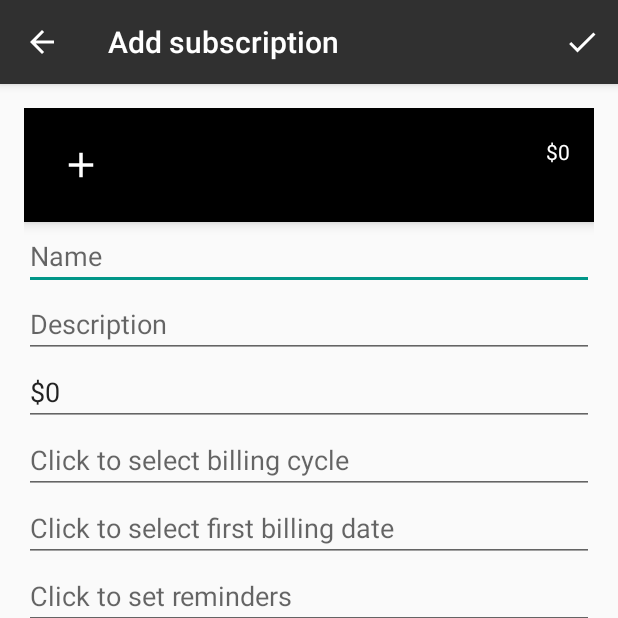
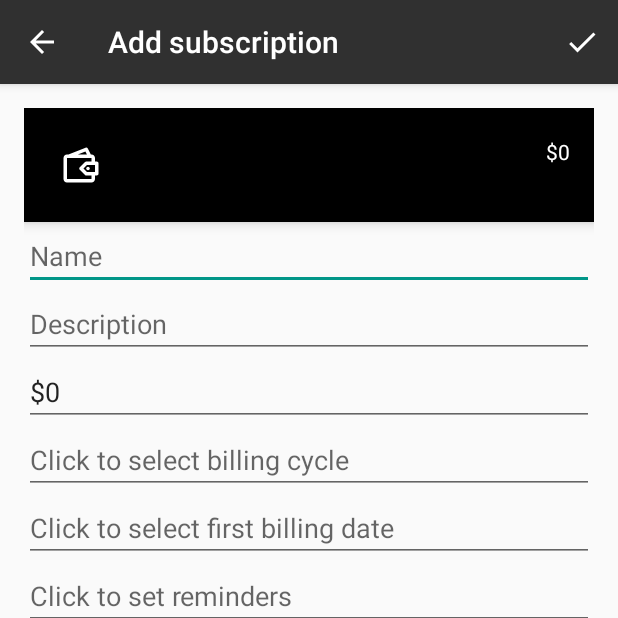
Before and after one commit to mevinod/Subscription-Manager, an Android app: the CustomSubscriptionActivity screen opened directly, with no data from a screen before it, on a phone screen of 412 x 824 dp, the top half of it. Run offline under Robolectric (Android 15) with nearby library versions, the phone set to English and light mode, and no system bars.

```diff
--- a/app/src/main/java/com/example/brandon/SubscriptionsManager/CustomSubscriptionActivity.java
+++ b/app/src/main/java/com/example/brandon/SubscriptionsManager/CustomSubscriptionActivity.java
@@ -39,7 +39,7 @@ public class CustomSubscriptionActivity extends ActionBarActivity {
         Button deleteSubscription = (Button)findViewById(R.id.deleteSubscription);
         deleteSubscription.setVisibility(View.GONE);
 
-        newSubscription = new Subscriptions(R.drawable.ic_add, getResources().getColor(R.color.black),
+        newSubscription = new Subscriptions(R.drawable.wallet, getResources().getColor(R.color.black),
                 "", "", 0f, Subscriptions.billingCycle.MONTHLY, -1, 0, Subscriptions.reminders.NEVER);
 
         final EditText serviceName = (EditText)findViewById(R.id.serviceName);
--- a/app/src/main/java/com/example/brandon/SubscriptionsManager/EditSubscriptionActivity.java
+++ b/app/src/main/java/com/example/brandon/SubscriptionsManager/EditSubscriptionActivity.java
@@ -12,6 +12,7 @@ import android.view.Menu;
 import android.view.MenuItem;
 import android.view.View;
 import android.view.ViewStub;
+import android.view.WindowManager;
 import android.widget.EditText;
 
 import java.util.Locale;
@@ -196,7 +197,7 @@ public class EditSubscriptionActivity extends ActionBarActivity {
 
         subscriptionView = ((ViewStub)findViewById(R.id.viewStub)).inflate();
         subscription.fillOutView(subscriptionView, fontAwesome);
-
+        getWindow().setSoftInputMode(WindowManager.LayoutParams.SOFT_INPUT_STATE_HIDDEN);
     }
 
     @Override
--- a/app/src/main/java/com/example/brandon/SubscriptionsManager/Subscriptions.java
+++ b/app/src/main/java/com/example/brandon/SubscriptionsManager/Subscriptions.java
@@ -1,6 +1,9 @@
 package com.example.brandon.SubscriptionsManager;
 
 import android.content.Context;
+import android.graphics.Color;
+import android.graphics.PorterDuff;
+import android.graphics.PorterDuffColorFilter;
 import android.graphics.Typeface;
 import android.view.View;
 import android.widget.ImageView;
@@ -95,7 +98,13 @@ public class Subscriptions implements Serializable {
             icon.setText(mIconText);
             icon.setTypeface(font);
         }else{
-            ((ImageView)view.findViewById(R.id.icon)).setImageResource(mIconID);
+            ImageView imageView = (ImageView)view.findViewById(R.id.icon);
+            imageView.setImageResource(mIconID);
+
+            PorterDuffColorFilter porterDuffColorFilter = new PorterDuffColorFilter(Color.WHITE,
+                    PorterDuff.Mode.SRC_ATOP);
+
+            imageView.setColorFilter(porterDuffColorFilter);
         }
 
         view.setBackgroundColor(mColor);
@@ -156,7 +165,7 @@ public class Subscriptions implements Serializable {
         return equal;
     }
 
-    private String getNextPaymentString() {
+    public String getNextPaymentString() {
         // TODO I think this works properly, but I am not 100% sure. hue hue hue.
 
         String nextPayment = "";
@@ -251,8 +260,7 @@ public class Subscriptions implements Serializable {
         return mIconText;
     }
 
-    public int getIconID()
-    {
+    public int getIconID() {
         return mIconID;
     }
 
--- /dev/null
+++ b/app/src/main/res/drawable/wallet.xml
@@ -0,0 +1,12 @@
+<vector xmlns:android="http://schemas.android.com/apk/res/android"
+        android:width="24dp"
+        android:height="24dp"
+        android:viewportWidth="24.0"
+        android:viewportHeight="24.0">
+    <path
+        android:pathData="M21,10h-1V8c0,-1.103 -0.897,-2 -2,-2h-0.382l-1.724,-3.447c-0.232,-0.465 -0.783,-0.674 -1.266,-0.481L4.807,6H4C2.897,6 2,6.897 2,8v12c0,1.103 0.897,2 2,2h14c1.103,0 2,-0.897 2,-2v-2h1c0.552,0 1,-0.448 1,-1v-6C22,10.448 21.552,10 21,10zM14.517,4.271L15.382,6h-5.189L14.517,4.271zM17.997,20H4V8h14l0,2h-3c-0.265,0 -0.52,0.105 -0.707,0.293l-3,3c-0.391,0.39 -0.391,1.023 0,1.414l3,3C14.48,17.895 14.735,18 15,18h2.998L17.997,20zM20,16h-4.586l-2,-2l2,-2H20V16z"
+        android:fillColor="#757575"/>
+    <path
+        android:pathData="M16,14m-1,0a1,1 0,1 1,2 0a1,1 0,1 1,-2 0"
+        android:fillColor="#757575"/>
+</vector>
```
Also changed, not shown: app/src/main/java/com/example/brandon/SubscriptionsManager/AlarmReceiver.java (+98 -2 lines), app/src/main/java/com/example/brandon/SubscriptionsManager/MainActivity.java (+4 -3 lines), app/src/main/java/com/example/brandon/SubscriptionsManager/SubscriptionsDatabase.java (+7 -1 lines), app/src/main/java/com/example/brandon/SubscriptionsManager/SubscriptionsFragment.java (+7 -4 lines).
